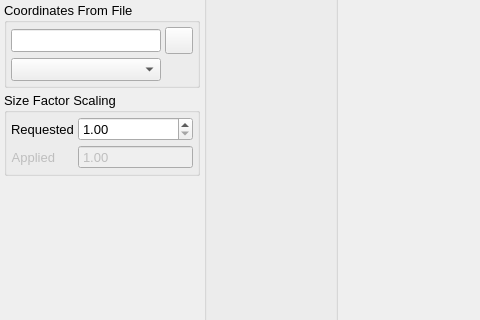
Before: the Qt Designer form src/gui/configurationtab.ui in disorderedmaterials/dissolve, drawn with Qt 5; both pictures show x 0 to 480 and y 235 to 555 of the 1254 by 696 pixel window.
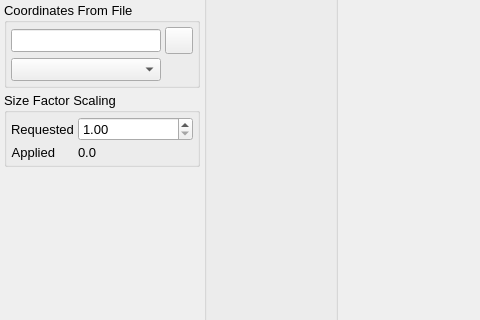
After: the same form once the commit is applied. Icons and pictures are not drawn. Custom widgets are drawn as their Qt base class.

Commit message: Use label for applied size factor value.

```diff
--- a/src/gui/configurationtab.ui
+++ b/src/gui/configurationtab.ui
@@ -560,7 +560,7 @@
         <item row="1" column="0">
          <widget class="QLabel" name="label_16">
           <property name="enabled">
-           <bool>false</bool>
+           <bool>true</bool>
           </property>
           <property name="sizePolicy">
            <sizepolicy hsizetype="Minimum" vsizetype="Preferred">
@@ -577,27 +577,9 @@
          </widget>
         </item>
         <item row="1" column="1">
-         <widget class="ExponentialSpin" name="AppliedSizeFactorSpin">
-          <property name="enabled">
-           <bool>false</bool>
-          </property>
-          <property name="sizePolicy">
-           <sizepolicy hsizetype="Expanding" vsizetype="Fixed">
-            <horstretch>0</horstretch>
-            <verstretch>0</verstretch>
-           </sizepolicy>
-          </property>
-          <property name="toolTip">
-           <string>Current size factor scaling of the Configuration's Box and contents</string>
-          </property>
-          <property name="readOnly">
-           <bool>false</bool>
-          </property>
-          <property name="buttonSymbols">
-           <enum>QAbstractSpinBox::NoButtons</enum>
-          </property>
-          <property name="minimum">
-           <double>1.000000000000000</double>
+         <widget class="QLabel" name="AppliedSizeFactorLabel">
+          <property name="text">
+           <string>0.0</string>
           </property>
          </widget>
         </item>
```
Left out of the diff: 60 changed lines with no effect on the pictures. The commit also changes 1 other file.
